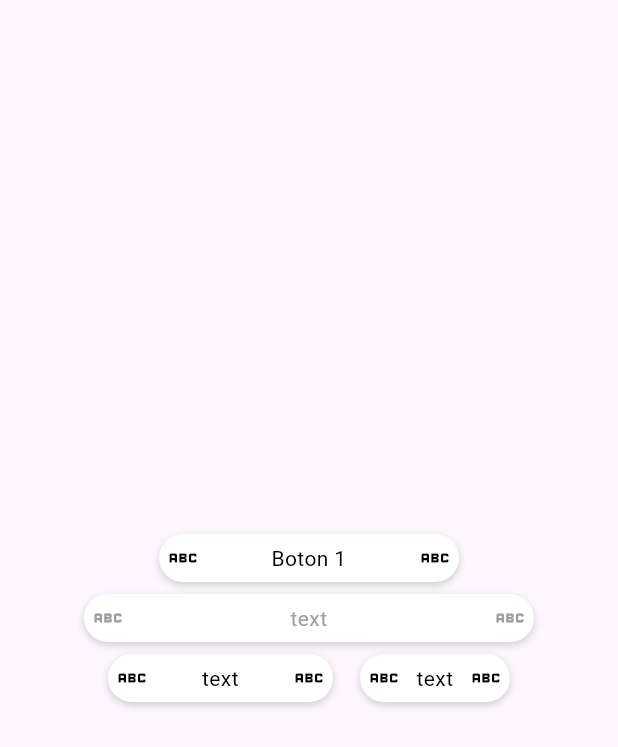
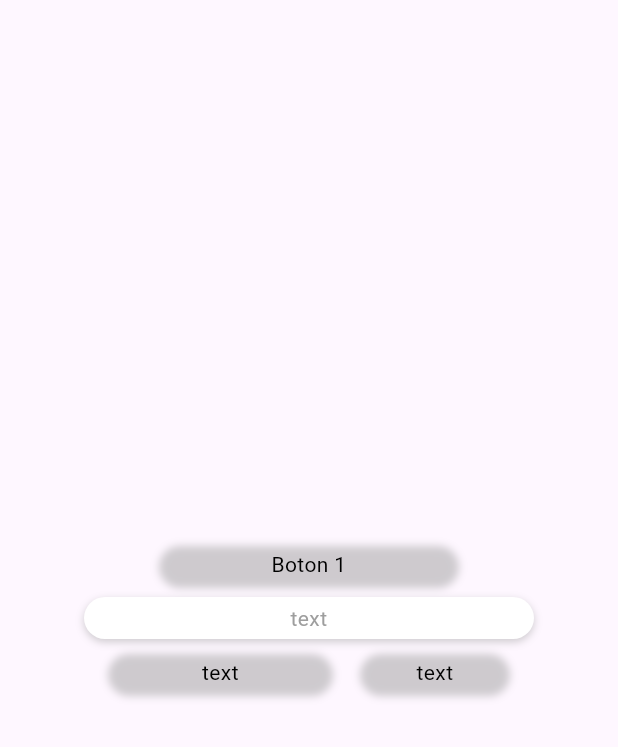
Before and after one commit to Jhon-Giraldo/builder_pattern, a Flutter app: the screen it shows after launch, on a phone screen of 412 x 824 dp. Shown: the top 747 px of the screen. Run offline on Flutter 3.47's test engine with Material 3 defaults, Android fonts, the phone set to English and light mode, and no system bars.

Commit message:
first commit

```diff
--- a/lib/widgets/buttons/buttons.dart
+++ b/lib/widgets/buttons/buttons.dart
@@ -1,5 +1,4 @@
 import 'package:flutter/material.dart';
-import 'package:flutter_patron_builder/widgets/buttons/variants/basic_button.dart';
 
 import 'model/button_model.dart';
 
@@ -59,23 +58,67 @@ class Button extends StatelessWidget {
 
   @override
   Widget build(BuildContext context) {
-    final String type = data.type;
-
-    final Map<String, Widget> buttonsVariants = {
-      'basic': BasicButton(
-        text: data.text,
-        onTap: data.onTap,
-        isEnabled: data.isEnabled,
-        width: data.width,
-        isHug: data.isHug,
+    return InkWell(
+      key: key,
+      onTap: data.isEnabled ? data.onTap : null,
+      borderRadius: const BorderRadius.all(Radius.circular(100)),
+      child: Container(
+        width: data.width ?? (!data.isHug ? null : double.infinity),
+        margin: const EdgeInsets.symmetric(
+          horizontal: 4,
+          vertical: 4,
+        ),
+        padding: const EdgeInsets.symmetric(
+          horizontal: 4,
+          vertical: 4,
+        ),
+        decoration: BoxDecoration(
+          borderRadius: const BorderRadius.all(Radius.circular(100)),
+          boxShadow: [
+            BoxShadow(
+              color: Colors.grey.withOpacity(0.5),
+              spreadRadius: 0,
+              blurRadius: 4,
+              offset: const Offset(0, 2), // changes position of shadow
+            ),
+          ],
+          color: data.isEnabled ? data.backgroundColor : Colors.white,
+        ),
+        child: Row(
+          mainAxisAlignment: MainAxisAlignment.center,
+          mainAxisSize: MainAxisSize.min,
+          children: [
+            Visibility(
+              visible: data.prefixIcon != null,
+              child: Icon(
+                data.prefixIcon,
+                size: 24,
+                color: data.isEnabled ? Colors.black : Colors.grey,
+              ),
+            ),
+            Expanded(
+              child: Padding(
+                padding: const EdgeInsets.symmetric(horizontal: 8.0),
+                child: Text(
+                  data.text,
+                  textAlign: TextAlign.center,
+                  style: TextStyle(
+                    color: data.isEnabled ? Colors.black : Colors.grey,
+                  ),
+                ),
+              ),
+            ),
+            Visibility(
+              visible: data.suffixIcon != null,
+              child: Icon(
+                data.suffixIcon,
+                size: 24,
+                color: data.isEnabled ? Colors.black : Colors.grey,
+              ),
+            ),
+          ],
+        ),
       ),
-      // 'error': _buildErrorButton(context),
-    };
-
-    return buttonsVariants[type]!;
-
-    // return InkWell(
-    //   child: Container(),
-    // );
+    );
   }
 }
--- a/lib/widgets/buttons/model/button_model.dart
+++ b/lib/widgets/buttons/model/button_model.dart
@@ -9,6 +9,7 @@ class ButtonModel {
   final bool isEnabled;
   final bool isHug;
   final double? width;
+  final Color? backgroundColor;
 
   const ButtonModel({
     required this.text,
@@ -19,5 +20,6 @@ class ButtonModel {
     this.isEnabled = true,
     this.isHug = false,
     this.width,
+    this.backgroundColor,
   });
 }
--- a/lib/widgets/buttons/variants/basic_button.dart
+++ /dev/null
@@ -1,37 +0,0 @@
-import 'package:flutter/material.dart';
-import 'package:flutter_patron_builder/widgets/buttons/button_builder.dart';
-
-class BasicButton extends StatelessWidget {
-  final String text;
-  final VoidCallback onTap;
-  final IconData? prefixIcon;
-  final IconData? suffixIcon;
-  final bool isEnabled;
-  final bool isHug;
-  final double? width;
-
-  const BasicButton({
-    Key? key,
-    required this.text,
-    required this.onTap,
-    required this.isEnabled,
-    required this.isHug,
-    this.prefixIcon,
-    this.suffixIcon,
-    this.width,
-  }) : super(key: key);
-  @override
-  Widget build(BuildContext context) {
-    return ButtonWidgetBuilder.build(
-      ButtonBuilder(
-        key: const Key('basic-button'),
-      )
-          .setText(text)
-          .setIsHug(isHug)
-          .setWidth(width)
-          .setIsEnabled(isEnabled)
-          .setPrefixIcon(Icons.abc)
-          .setSuffixIcon(Icons.abc),
-    );
-  }
-}
```
Also changed, not shown: lib/widgets/buttons/buttonss.dart (renamed from lib/widgets/buttons/button_builder.dart, +12 -81 lines).
